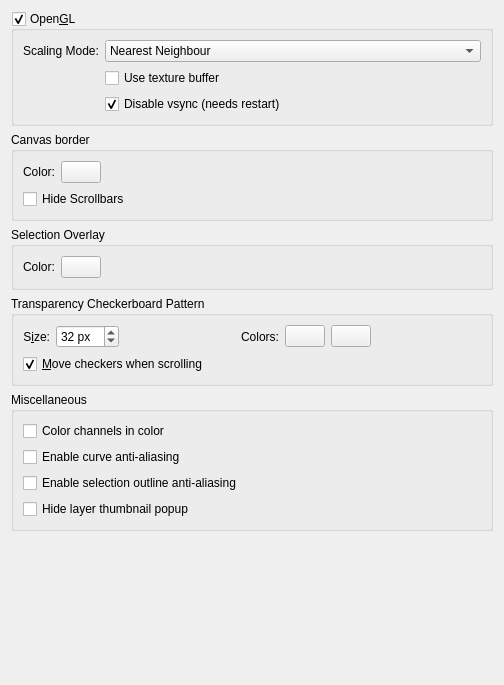
This is libs/ui/forms/wdgdisplaysettings.ui in KDE/krita as Qt 5 draws it before an edit. The edited form follows.
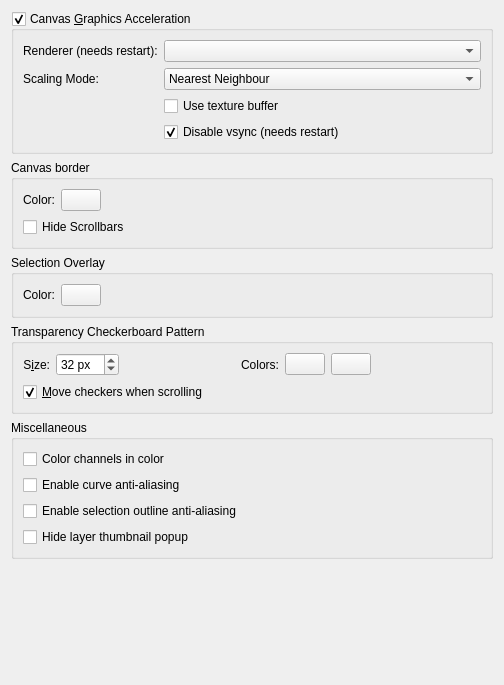
This is the edited form. Custom widgets are drawn as their Qt base class.

What changed in the file:
```diff
--- a/libs/ui/forms/wdgdisplaysettings.ui
+++ b/libs/ui/forms/wdgdisplaysettings.ui
@@ -175,13 +175,13 @@
       </sizepolicy>
      </property>
      <property name="title">
-      <string>Open&amp;GL</string>
+      <string>Canvas &amp;Graphics Acceleration</string>
      </property>
      <property name="checkable">
       <bool>true</bool>
      </property>
      <layout class="QGridLayout">
-      <item row="0" column="1">
+      <item row="1" column="1">
        <widget class="QComboBox" name="cmbFilterMode">
         <property name="sizePolicy">
          <sizepolicy hsizetype="Preferred" vsizetype="Fixed">
@@ -214,7 +214,7 @@
         </item>
        </widget>
       </item>
-      <item row="2" column="1">
+      <item row="3" column="1">
        <widget class="QCheckBox" name="chkDisableVsync">
         <property name="toolTip">
          <string>&lt;html&gt;&lt;head/&gt;&lt;body&gt;&lt;p&gt;Try to disable vsync for Krita. This makes painting more responsive. Uncheck only when experiencing crashes with some GPU/driver combinations.&lt;/p&gt;&lt;/body&gt;&lt;/html&gt;</string>
@@ -227,7 +227,7 @@
         </property>
        </widget>
       </item>
-      <item row="1" column="1">
+      <item row="2" column="1">
        <widget class="QCheckBox" name="chkUseTextureBuffer">
         <property name="sizePolicy">
          <sizepolicy hsizetype="Preferred" vsizetype="Fixed">
@@ -243,7 +243,7 @@
         </property>
        </widget>
       </item>
-      <item row="0" column="0">
+      <item row="1" column="0">
        <widget class="QLabel" name="label">
         <property name="sizePolicy">
          <sizepolicy hsizetype="Fixed" vsizetype="Preferred">
@@ -256,6 +256,16 @@
         </property>
        </widget>
       </item>
+      <item row="0" column="0">
+       <widget class="QLabel" name="lblRenderer">
+        <property name="text">
+         <string>Renderer (needs restart):</string>
+        </property>
+       </widget>
+      </item>
+      <item row="0" column="1">
+       <widget class="QComboBox" name="cmbRenderer"/>
+      </item>
      </layout>
     </widget>
    </item>
```
